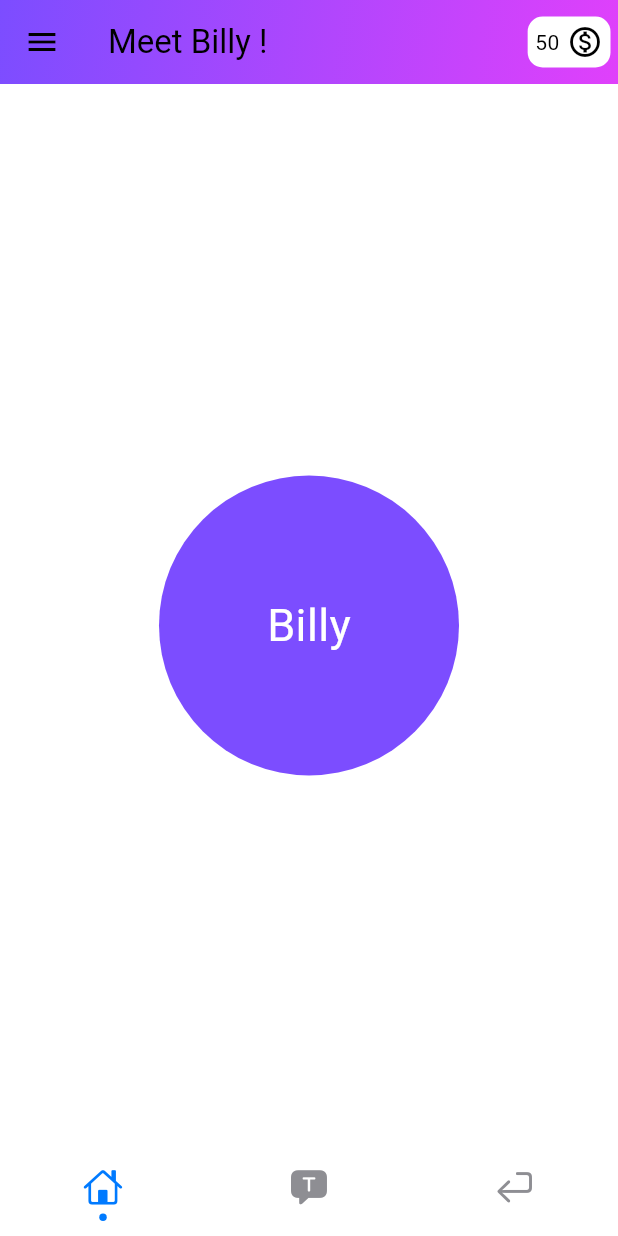
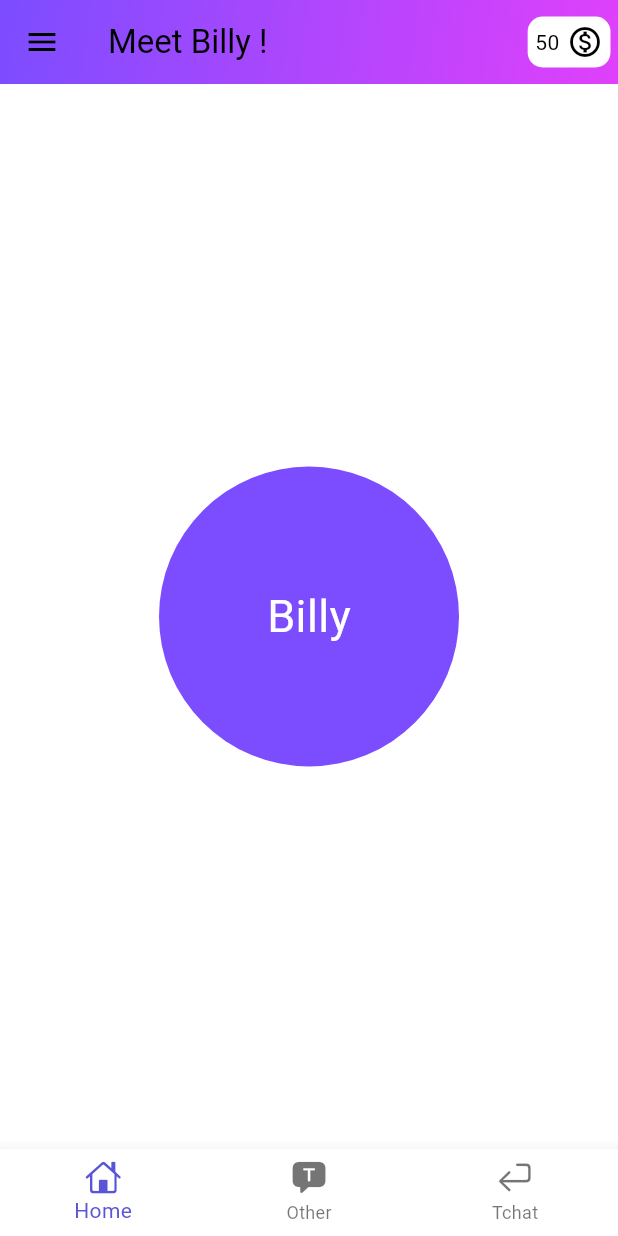
Before and after one commit to OscarIsorez/BillyApp, a Flutter app: the screen it shows after launch, on a phone screen of 412 x 824 dp. Run offline on Flutter 3.47's test engine with Material 3 defaults, Android fonts, the light colour scheme and no system bars; drawn by our look-alikes of persistent_bottom_nav_bar; our stand-ins replace flutter_tts, speech_to_text; statements that could not run were skipped.

Commit message:
Update themes and fix bugs in code blocks

```diff
--- a/lib/AppTheme/dark_mode.dart
+++ b/lib/AppTheme/dark_mode.dart
@@ -2,9 +2,11 @@ import 'package:flutter/material.dart';
 
 ThemeData dark_mode = ThemeData(
   colorScheme: ColorScheme.dark(
-    background: Colors.grey.shade900,
-    primary: Colors.grey.shade600,
-    secondary: Colors.grey.shade800,
-    inversePrimary: Colors.grey.shade300
-  )
+      background: Colors.grey.shade900,
+      primary: Colors.grey.shade600,
+      secondary: Colors.grey.shade800,
+      inversePrimary: Colors.grey.shade300),
+  buttonBarTheme: ButtonBarThemeData(
+    buttonTextTheme: ButtonTextTheme.accent,
+  ),
 );
--- a/lib/AppTheme/light_mode.dart
+++ b/lib/AppTheme/light_mode.dart
@@ -5,10 +5,9 @@ ThemeData light_mode = ThemeData(
     background: Colors.grey.shade300,
     primary: Colors.grey.shade500,
     secondary: Colors.grey.shade200,
-    inversePrimary: Colors.grey.shade900
-
-
-  )
-
-
+    inversePrimary: Colors.grey.shade900,
+  ),
+  buttonBarTheme: ButtonBarThemeData(
+    buttonTextTheme: ButtonTextTheme.accent,
+  ),
 );
--- a/lib/main.dart
+++ b/lib/main.dart
@@ -20,10 +20,7 @@ void main() {
         ChangeNotifierProvider(create: (context) => ThemeProvider()),
         ChangeNotifierProvider(
           create: (context) => ChatProvider(
-              conversation: Conversation(
-                  name: 'Billy',
-                  avatar: 'https://via.placeholder.com/150',
-                  theme: ConvTheme(type: ConversationType.Bakery))),
+              ),
         ),
       ],
       child: const MyApp(),
--- a/lib/pages/page2.dart
+++ b/lib/pages/page2.dart
@@ -72,13 +72,14 @@ class _Page2State extends State<Page2> {
                 title: Text(conversation.name),
                 subtitle: Text(conversation.theme.toString()),
                 onTap: () {
+                  Provider.of<ChatProvider>(context, listen: false)
+                      .setConversation(conversation);
                   //  on va sur la page 3 pour afficher les messages et pouvoir continuer la conversation
                   Navigator.push(
                     context,
                     MaterialPageRoute(
                       builder: (context) => ChangeNotifierProvider(
-                        create: (context) =>
-                            ChatProvider(conversation: conversation),
+                        create: (context) => ChatProvider(),
                         child: Page3(conversation: conversation),
                       ),
                     ),
--- a/lib/pages/page3.dart
+++ b/lib/pages/page3.dart
@@ -142,6 +142,8 @@ class _Page3State extends State<Page3> {
 
     if (_newVoiceText != null) {
       if (_newVoiceText!.isNotEmpty) {
+        //  on arrete de listem
+        _stopListening();
         await ttsManager.flutterTts.speak(_newVoiceText!);
       }
     }
@@ -217,6 +219,7 @@ class _Page3State extends State<Page3> {
       },
     );
 
+    //  BUG : quand on quitte la page, erreur.
     setState(() {});
   }
 
--- a/lib/persistent_nav.dart
+++ b/lib/persistent_nav.dart
@@ -1,3 +1,4 @@
+import 'package:billy/AppTheme/theme_provider.dart';
 import 'package:billy/pages/page1.dart';
 import 'package:billy/pages/page2.dart';
 import 'package:billy/pages/page3.dart';
@@ -6,85 +7,88 @@ import 'package:billy/templates/Conversation.dart';
 import 'package:billy/templates/ConversationType.dart';
 import 'package:flutter/cupertino.dart';
 import 'package:flutter/material.dart';
-import 'package:persistent_bottom_nav_bar/persistent_tab_view.dart';
+import 'package:provider/provider.dart';
 
 class PersistentTabScreen extends StatefulWidget {
-  const PersistentTabScreen({super.key});
+  const PersistentTabScreen({Key? key}) : super(key: key);
 
   @override
   State<PersistentTabScreen> createState() => _PersistentTabScreenState();
 }
 
 class _PersistentTabScreenState extends State<PersistentTabScreen> {
-  late PersistentTabController _controller;
+  late PageController _pageController;
+  int _currentIndex = 0;
 
   @override
   void initState() {
     super.initState();
-    _controller = PersistentTabController(initialIndex: 0);
+    _pageController = PageController(initialPage: _currentIndex);
+  }
+
+  @override
+  void dispose() {
+    _pageController.dispose();
+    super.dispose();
   }
 
   List<Widget> _buildScreens() {
-    return [Page1(), Page2(), Page3(conversation:  new Conversation(name:  "Start", avatar: '', theme: new ConvTheme(type:  ConversationType.Bakery)),)];
-  }
-
-  List<PersistentBottomNavBarItem> _navBarsItems() {
     return [
-      PersistentBottomNavBarItem(
-        icon: const Icon(CupertinoIcons.home),
-        title: ("Home"),
-        activeColorPrimary: CupertinoColors.activeBlue,
-        inactiveColorPrimary: CupertinoColors.systemGrey,
-      ),
-      PersistentBottomNavBarItem(
-        icon: const Icon(CupertinoIcons.t_bubble_fill),
-        title: ("Other"),
-        activeColorPrimary: CupertinoColors.activeBlue,
-        inactiveColorPrimary: CupertinoColors.systemGrey,
-      ),
-      PersistentBottomNavBarItem(
-        icon: const Icon(CupertinoIcons.return_icon),
-        title: ("Tchat"),
-        activeColorPrimary: CupertinoColors.activeBlue,
-        inactiveColorPrimary: CupertinoColors.systemGrey,
+      Page1(),
+      Page2(),
+      Page3(
+        conversation: Conversation(
+          name: "Start",
+          avatar: '',
+          theme: ConvTheme(type: ConversationType.Normal),
+        ),
       ),
     ];
   }
 
+  void _onPageChanged(int index) {
+    setState(() {
+      _currentIndex = index;
+    });
+  }
+
   @override
   Widget build(BuildContext context) {
-    return PersistentTabView(
-      context,
-      controller: _controller,
-      screens: _buildScreens(),
-      items: _navBarsItems(),
-      confineInSafeArea: true,
-      backgroundColor: Colors.white, // Default is Colors.white.
-      handleAndroidBackButtonPress: true, // Default is true.
-      resizeToAvoidBottomInset:
-          true, // This needs to be true if you want to move up the screen when keyboard appears. Default is true.
-      stateManagement: true, // Default is true.
-      hideNavigationBarWhenKeyboardShows:
-          true, // Recommended to set 'resizeToAvoidBottomInset' as true while using this argument. Default is true.
-      decoration: NavBarDecoration(
-        borderRadius: BorderRadius.circular(10.0),
-        colorBehindNavBar: Colors.white,
+    return Scaffold(
+      body: PageView(
+        controller: _pageController,
+        children: _buildScreens(),
+        onPageChanged: _onPageChanged,
       ),
-      popAllScreensOnTapOfSelectedTab: true,
-      popActionScreens: PopActionScreensType.all,
-      itemAnimationProperties: const ItemAnimationProperties(
-        // Navigation Bar's items animation properties.
-        duration: Duration(milliseconds: 200),
-        curve: Curves.ease,
+      bottomNavigationBar: BottomNavigationBar(
+        currentIndex: _currentIndex,
+        selectedItemColor: CupertinoColors.systemIndigo,
+        onTap: (index) {
+          setState(() {
+            _currentIndex = index;
+            _pageController.animateToPage(
+              index,
+              duration: const Duration(milliseconds: 200),
+              curve: Curves.ease,
+            );
+          });
+          print(_currentIndex);
+        },
+        items: const [
+          BottomNavigationBarItem(
+            icon: Icon(CupertinoIcons.home),
+            label: "Home",
+          ),
+          BottomNavigationBarItem(
+            icon: Icon(CupertinoIcons.t_bubble_fill),
+            label: "Other",
+          ),
+          BottomNavigationBarItem(
+            icon: Icon(CupertinoIcons.return_icon),
+            label: "Tchat",
+          ),
+        ],
       ),
-      screenTransitionAnimation: const ScreenTransitionAnimation(
-        // Screen transition animation on change of selected tab.
-        animateTabTransition: true,
-        curve: Curves.ease,
-        duration: Duration(milliseconds: 200),
-      ),
-      navBarStyle: NavBarStyle.style5,
     );
-    ;
   }
 }
```
Also changed, not shown: lib/pages/about_page.dart (+16 -3 lines).
